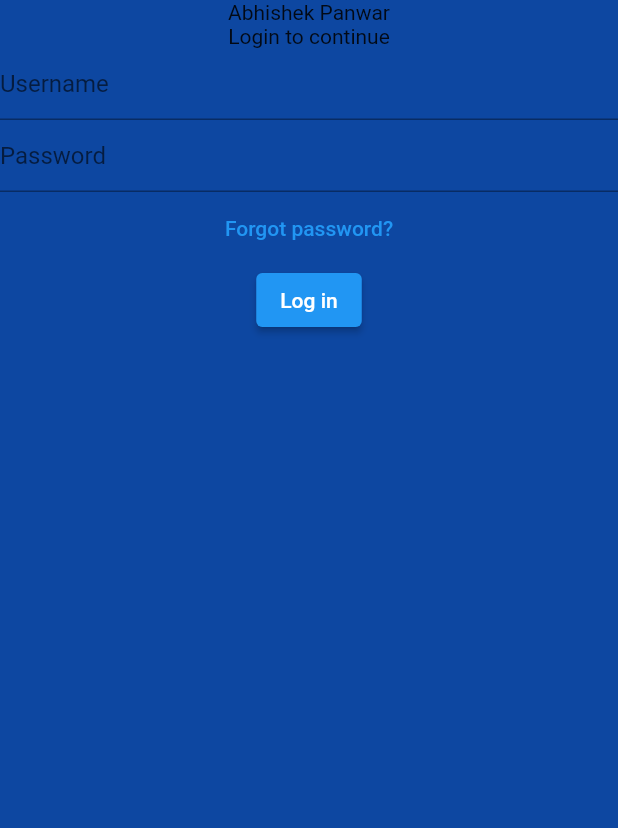
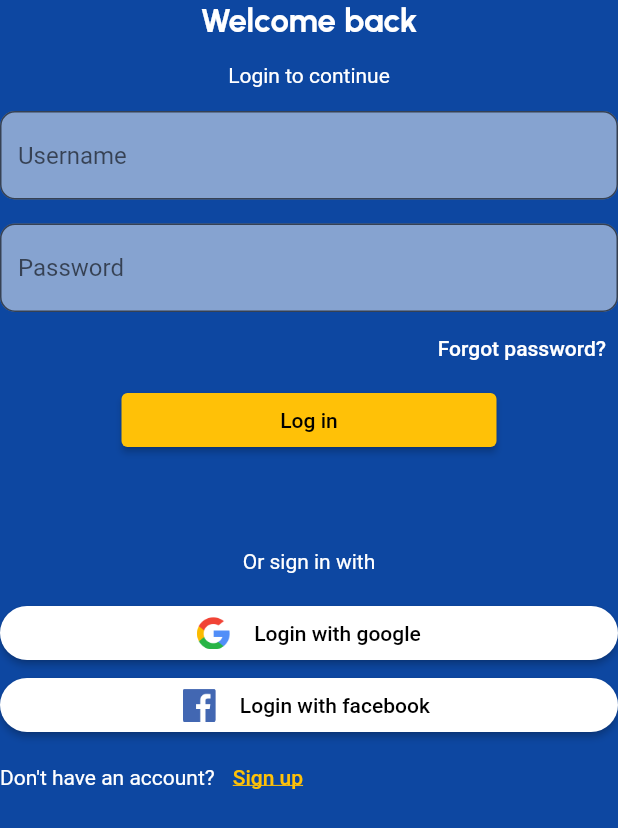
Before and after one commit to abhishekpanwarrr/flutter-chat-app, a Flutter app: the screen it shows after launch, on a phone screen of 412 x 824 dp. Shown: the top 828 px of the screen. Run offline on Flutter 3.47's test engine with Material 2 defaults, Android fonts, the phone set to English and light mode, and no system bars.

Commit message:
Added fonts and images in login page

```diff
--- /dev/null
+++ b/lib/login_page.dart
@@ -0,0 +1,165 @@
+import 'package:flutter/material.dart';
+
+class LoginPage extends StatelessWidget {
+  const LoginPage({super.key});
+
+  @override
+  Widget build(BuildContext context) {
+    return Scaffold(
+      backgroundColor: Colors.blue[900],
+      body: Column(children: [
+        const Text(
+          'Welcome back',
+          style: TextStyle(
+            color: Colors.white,
+            fontSize: 22,
+            fontWeight: FontWeight.bold,
+            fontFamily: 'Urbanist',
+          ),
+        ),
+        const SizedBox(
+          height: 16,
+        ),
+        const Text(
+          'Login to continue',
+          style: TextStyle(
+            color: Colors.white,
+          ),
+        ),
+        const SizedBox(
+          height: 16,
+        ),
+        TextField(
+          decoration: InputDecoration(
+            hintText: 'Username',
+            border: const OutlineInputBorder(
+              borderRadius: BorderRadius.all(Radius.circular(10)),
+            ),
+            filled: true,
+            fillColor: Colors.white.withOpacity(0.5),
+          ),
+        ),
+        const SizedBox(
+          height: 16,
+        ),
+        TextField(
+          decoration: InputDecoration(
+            hintText: 'Password',
+            border: const OutlineInputBorder(
+              borderRadius: BorderRadius.all(Radius.circular(10)),
+            ),
+            filled: true,
+            fillColor: Colors.white.withOpacity(0.5),
+          ),
+        ),
+        Align(
+          alignment: Alignment.centerRight,
+          child: TextButton(
+            onPressed: () {},
+            style: TextButton.styleFrom(foregroundColor: Colors.white),
+            child: const Text('Forgot password?'),
+          ),
+        ),
+        SizedBox(
+          width: 250,
+          child: ElevatedButton(
+            onPressed: () {},
+            style: ElevatedButton.styleFrom(
+              backgroundColor: Colors.amber,
+              foregroundColor: Colors.black,
+            ),
+            child: const Text('Log in'),
+          ),
+        ),
+        const SizedBox(
+          height: 62,
+        ),
+        const Text(
+          'Or sign in with',
+          style: TextStyle(
+            color: Colors.white,
+          ),
+        ),
+        const SizedBox(
+          height: 16,
+        ),
+        ElevatedButton(
+          onPressed: () {
+            print('Google is clicked');
+          },
+          style: ElevatedButton.styleFrom(
+            backgroundColor: Colors.white,
+            foregroundColor: Colors.black,
+            shape: const RoundedRectangleBorder(
+              borderRadius: BorderRadius.all(
+                Radius.circular(50),
+              ),
+            ),
+          ),
+          child: Row(
+            mainAxisAlignment: MainAxisAlignment.center,
+            children: [
+              Image.asset(
+                'assets/images/google.png',
+                width: 22,
+                height: 22,
+              ),
+              const SizedBox(
+                width: 16,
+              ),
+              const Text('Login with google'),
+            ],
+          ),
+        ),
+        ElevatedButton(
+          onPressed: () {
+            print('Google is clicked');
+          },
+          style: ElevatedButton.styleFrom(
+            backgroundColor: Colors.white,
+            foregroundColor: Colors.black,
+            shape: const RoundedRectangleBorder(
+              borderRadius: BorderRadius.all(
+                Radius.circular(50),
+              ),
+            ),
+          ),
+          child: Row(
+            mainAxisAlignment: MainAxisAlignment.center,
+            children: [
+              Image.asset(
+                'assets/images/facebook.png',
+                width: 22,
+                height: 22,
+              ),
+              const SizedBox(
+                width: 16,
+              ),
+              const Text('Login with facebook '),
+            ],
+          ),
+        ),
+        Row(
+          children: [
+            const Text(
+              "Don't have an account? ",
+              style: TextStyle(color: Colors.white),
+            ),
+            TextButton(
+              onPressed: () {},
+              style: TextButton.styleFrom(
+                foregroundColor: Colors.amber,
+              ),
+              child: const Text(
+                'Sign up',
+                style: TextStyle(
+                  decoration: TextDecoration.underline,
+                ),
+              ),
+            ),
+          ],
+        )
+      ]),
+    );
+  }
+}
--- a/lib/main.dart
+++ b/lib/main.dart
@@ -1,4 +1,5 @@
 import 'package:flutter/material.dart';
+import 'package:flutter_chat_app/login_page.dart';
 
 void main() {
   runApp(const MyApp());
@@ -9,28 +10,6 @@ class MyApp extends StatelessWidget {
 
   @override
   Widget build(BuildContext context) {
-    return MaterialApp(
-      home: Scaffold(
-        backgroundColor: Colors.blue[900],
-        body: Column(children: [
-          const Text('Abhishek Panwar'),
-          const Text('Login to continue'),
-          const TextField(
-            decoration: InputDecoration(hintText: 'Username'),
-          ),
-          const TextField(
-            decoration: InputDecoration(hintText: 'Password '),
-          ),
-          TextButton(
-            onPressed: () {},
-            child: const Text('Forgot password?'),
-          ),
-          ElevatedButton(
-            onPressed: () {},
-            child: const Text('Log in'),
-          )
-        ]),
-      ),
-    );
+    return const MaterialApp(home: LoginPage());
   }
 }
```
Also changed, not shown: pubspec.yaml (+19 -8 lines), assets/fonts/Urbanist-Black.ttf (added), assets/fonts/Urbanist-Bold.ttf (added), assets/fonts/Urbanist-ExtraBold.ttf (added), assets/fonts/Urbanist-ExtraLight.ttf (added), assets/fonts/Urbanist-Italic.ttf (added), assets/fonts/Urbanist-Light.ttf (added), assets/fonts/Urbanist-Medium.ttf (added), assets/fonts/Urbanist-Regular.ttf (added), assets/fonts/Urbanist-SemiBold.ttf (added), assets/images/facebook.png (added), assets/images/google.png (added).
